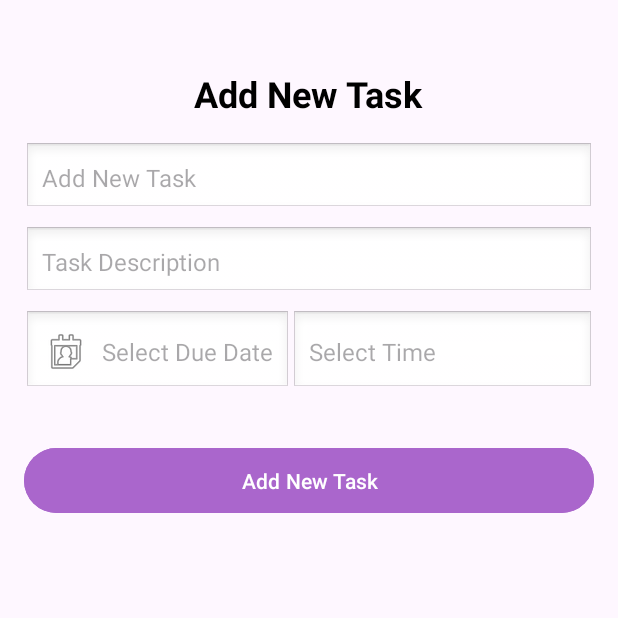
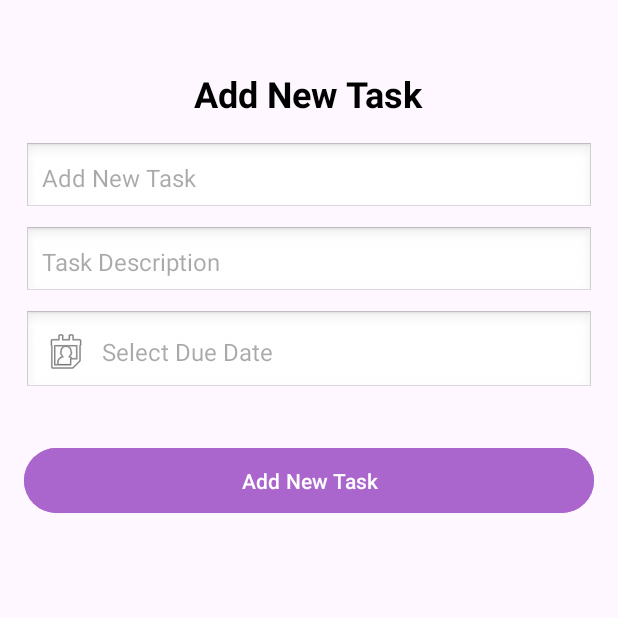
Before and after one commit to MySavEv/TodoList_Project_Group, an Android app: the AddTaskActivity screen opened directly, with no data from a screen before it, on a phone screen of 412 x 824 dp, the top half of it. Run offline under Robolectric (Android 15) with nearby library versions, the phone set to English and light mode, and no system bars.

Commit message:
Change DateFormat in DB & change Code All in Project related to dates.

```diff
--- a/app/src/main/java/com/example/todolist_project_group/DatabaseHelper.java
+++ b/app/src/main/java/com/example/todolist_project_group/DatabaseHelper.java
@@ -10,7 +10,7 @@ public class DatabaseHelper extends SQLiteOpenHelper {
 
     // คำสั่ง SQL สร้างตาราง
     private static final String CREATE_TABLE =
-            "CREATE TABLE tasks (id INTEGER PRIMARY KEY AUTOINCREMENT, title TEXT, description TEXT,date TEXT,status INTEGER,time TEXT,isNoti INTEGER)";
+            "CREATE TABLE tasks (id INTEGER PRIMARY KEY AUTOINCREMENT, title TEXT, description TEXT,datetime INTEGER,status INTEGER,isNoti INTEGER)";
 
     public DatabaseHelper(Context context) {
         super(context, DATABASE_NAME, null, DATABASE_VERSION);
--- a/app/src/main/res/layout/activity_add_task.xml
+++ b/app/src/main/res/layout/activity_add_task.xml
@@ -46,15 +46,11 @@
             android:layout_marginBottom="8dp" />
 
         <!-- Due Date Selector -->
-        <LinearLayout
-            android:layout_width="match_parent"
-            android:layout_height="wrap_content"
-            >
 
         <TextView
             android:id="@+id/editTextDueDate"
-                android:layout_width="wrap_content"
-                android:layout_height="match_parent"
+            android:layout_width="match_parent"
+            android:layout_height="wrap_content"
             android:hint="@string/add_due_date"
             android:padding="12dp"
             android:gravity="center_vertical"
@@ -64,18 +60,6 @@
             android:drawablePadding="8dp"
             android:layout_marginBottom="16dp" />
 
-            <TextView
-                android:id="@+id/timeButton"
-                android:layout_width="match_parent"
-                android:layout_height="match_parent"
-                android:hint="Select Time"
-                android:padding="12dp"
-                android:gravity="center_vertical"
-                android:textSize="16sp"
-                android:background="@android:drawable/edit_text"
-                android:drawablePadding="8dp"
-                android:layout_marginBottom="16dp" />
-        </LinearLayout>
 
 
 
```
Also changed, not shown: app/src/main/java/com/example/todolist_project_group/AddTaskActivity.java (+28 -18 lines), app/src/main/java/com/example/todolist_project_group/MainActivity.java (+4 -3 lines), app/src/main/java/com/example/todolist_project_group/Task.java (+18 -24 lines), app/src/main/java/com/example/todolist_project_group/TaskAlarmReceiver.java (+3 -20 lines), app/src/main/java/com/example/todolist_project_group/TaskRepository.java (+3 -4 lines). Lines whose indentation alone changed are shown as unchanged.
